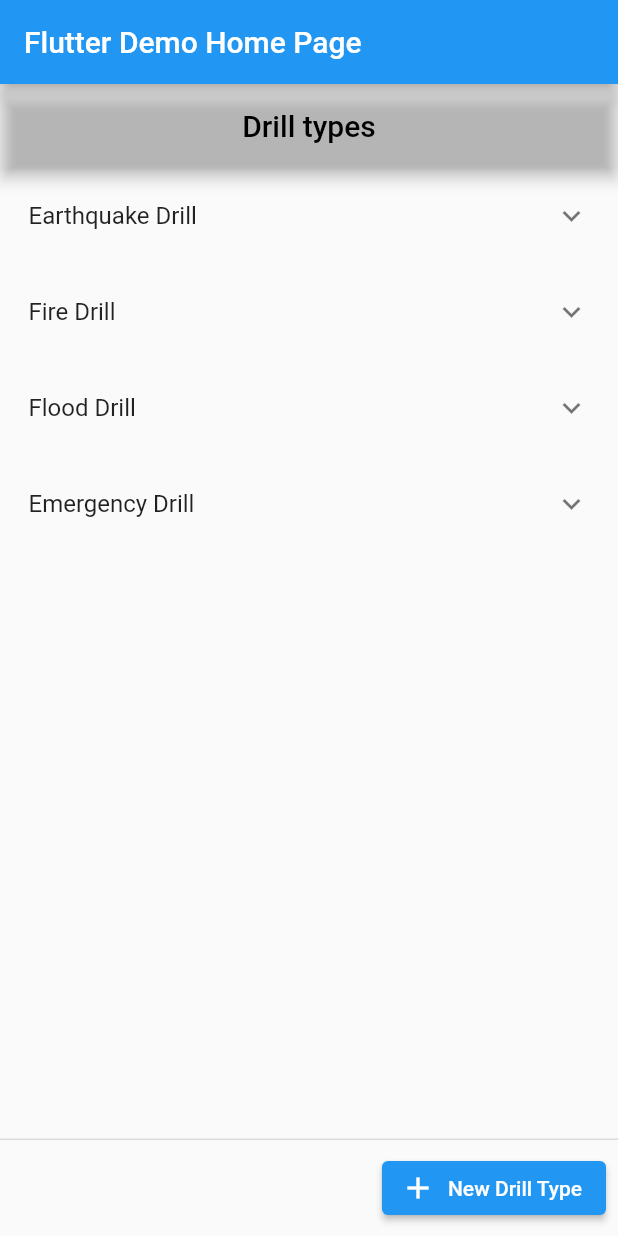
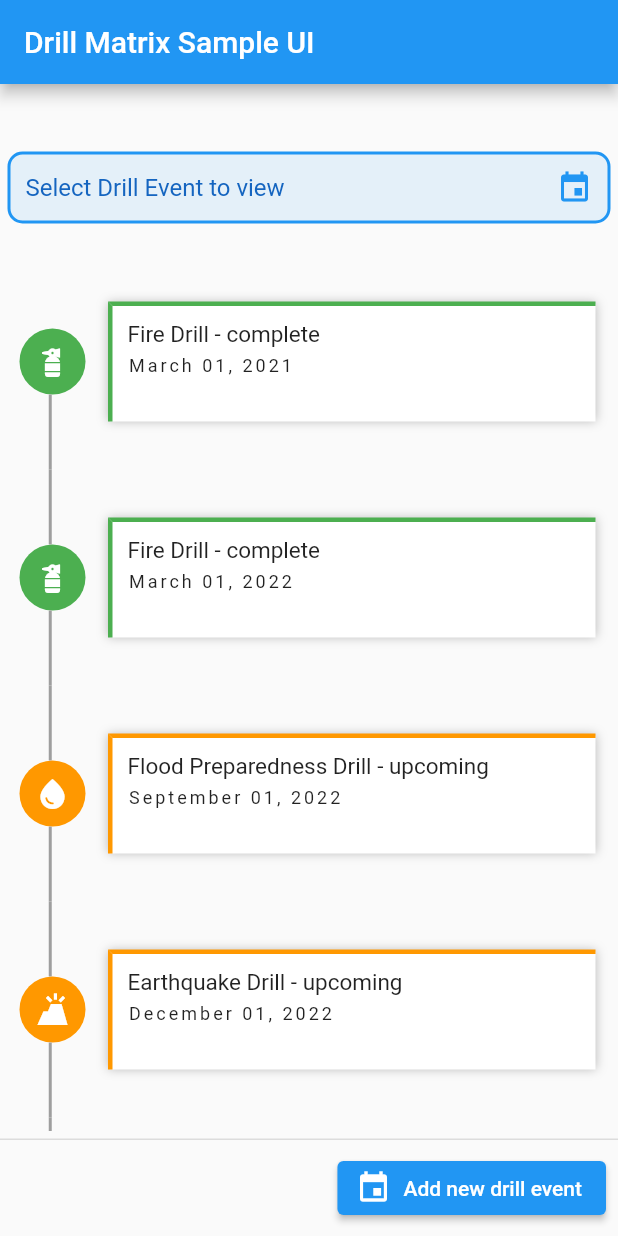
Before and after one commit to ninjamon23/drill_matrix, a Flutter app: the screen it shows after launch, on a phone screen of 412 x 824 dp. Run offline on Flutter 3.47's test engine with Material 2 defaults, Android fonts, the phone set to English and light mode, and no system bars; drawn by our look-alikes of multi_select_flutter.

Commit message:
Mockup UI for Drill Matrix

```diff
--- /dev/null
+++ b/lib/bloc/drill_timeline.dart
@@ -0,0 +1,134 @@
+import 'package:flutter/material.dart';
+import 'package:intl/intl.dart';
+import 'package:multi_select_flutter/multi_select_flutter.dart';
+
+class DrillEventList extends ChangeNotifier {
+  List<DrillEvent> _events = [];
+  List<DrillEvent> get events => _events;
+  set events(val) {
+    _events = val;
+    notifyListeners();
+  }
+
+  List<String> _selectedEventToView = [];
+  List<String> get selectedEventToView => _selectedEventToView;
+  set selectedEventToView(val) {
+    _selectedEventToView = val;
+    notifyListeners();
+  }
+
+  List<DrillEvent> get eventsToDisplay {
+    if (_selectedEventToView.isEmpty) {
+      return _events;
+    }
+    List<DrillEvent> retVal = [];
+    for (var element in _selectedEventToView) {
+      retVal.addAll(_events.where((c) => c.name == element));
+    }
+
+    retVal.sort(((a, b) {
+      return a.dateOfEvent.compareTo(b.dateOfEvent);
+    }));
+    return retVal;
+  }
+
+  List<MultiSelectItem<String>> getMultiSelectItems() {
+    var eventNames = [];
+    if (_events.isNotEmpty) {
+      var seen = Set<String>();
+      var getFromData =
+          events.where((student) => seen.add(student.name)).toList();
+      eventNames.addAll(getFromData.map((e) => e.name));
+    }
+    var result = eventNames.map((e) => MultiSelectItem<String>(e, e)).toList();
+    return result;
+  }
+
+  void newEvent(DrillEvent newVal) {
+    _events.add(newVal);
+    notifyListeners();
+  }
+
+  void updateEvent(DrillEvent val) {
+    var index = _events.indexWhere((element) => element.id == val.id);
+    _events[index] = val;
+    notifyListeners();
+  }
+
+  void deleteEvent(DrillEvent val) {
+    _events.removeWhere((element) => element.id == val.id);
+    notifyListeners();
+  }
+
+  void fetchEvents() {
+    // ignore: todo
+    // TODO: This should coming from the api
+    _events = [
+      DrillEvent()
+        ..id = 'event 1'
+        ..name = 'Fire Drill'
+        ..description = 'This is a mandatory fire drill event for safety.'
+        ..isDone = true
+        ..dateOfEvent = DateTime(2021, 3, 1)
+        ..icon = Icons.fire_extinguisher,
+      DrillEvent()
+        ..id = 'event 1'
+        ..name = 'Fire Drill'
+        ..description = 'This is a mandatory fire drill event for safety.'
+        ..isDone = true
+        ..dateOfEvent = DateTime(2022, 3, 1)
+        ..icon = Icons.fire_extinguisher,
+      DrillEvent()
+        ..id = 'event 2'
+        ..name = 'Flood Preparedness Drill'
+        ..description =
+            'This is a mandatory Flood Preparedness  drill event for safety.'
+        ..isDone = false
+        ..dateOfEvent = DateTime(2022, 9, 1)
+        ..icon = Icons.water_drop,
+      DrillEvent()
+        ..id = 'event 3'
+        ..name = 'Earthquake Drill'
+        ..description = 'This is a mandatory Earthquake drill event for safety.'
+        ..isDone = false
+        ..dateOfEvent = DateTime(2022, 12, 1)
+        ..icon = Icons.volcano,
+      DrillEvent()
+        ..id = 'event 4'
+        ..name = 'Fire Drill'
+        ..description = 'This is a mandatory fire drill event for safety.'
+        ..isDone = false
+        ..dateOfEvent = DateTime(2023, 3, 1)
+        ..icon = Icons.fire_extinguisher,
+      DrillEvent()
+        ..id = 'event 5'
+        ..name = 'Flood Preparedness Drill'
+        ..description =
+            'This is a mandatory Flood Preparedness  drill event for safety.'
+        ..isDone = false
+        ..dateOfEvent = DateTime(2023, 9, 1)
+        ..icon = Icons.water_drop,
+      DrillEvent()
+        ..id = 'event 6'
+        ..name = 'Earthquake Drill'
+        ..description = 'This is a mandatory Earthquake drill event for safety.'
+        ..isDone = false
+        ..dateOfEvent = DateTime(2023, 12, 1)
+        ..icon = Icons.volcano
+    ];
+    notifyListeners();
+  }
+}
+
+class DrillEvent {
+  late String id;
+  late String name;
+  late DateTime dateOfEvent;
+  late String description;
+  late bool isDone;
+  late IconData icon;
+  Color get getStatusColor => isDone ? Colors.green : Colors.orange;
+  String get formattedDateOfEvent =>
+      DateFormat('MMMM dd, yyyy').format(dateOfEvent);
+  String get nameWithStatus => isDone ? "$name - complete" : "$name - upcoming";
+}
--- /dev/null
+++ b/lib/drill_matrix_timeline.dart
@@ -0,0 +1,204 @@
+import 'package:flutter/material.dart';
+import 'package:multi_select_flutter/multi_select_flutter.dart';
+import 'package:provider/provider.dart';
+
+import 'bloc/drill_timeline.dart';
+
+class DrillTimeline extends StatelessWidget {
+  const DrillTimeline({Key? key}) : super(key: key);
+
+  @override
+  Widget build(BuildContext context) {
+    return MultiProvider(
+      providers: [
+        ChangeNotifierProvider<DrillEventList>.value(value: DrillEventList())
+      ],
+      builder: (context, child) {
+        final drillEventBloc = Provider.of<DrillEventList>(context);
+        drillEventBloc.fetchEvents();
+
+        return Scaffold(
+          body: Padding(
+            padding: const EdgeInsets.all(5),
+            child: Column(children: [
+              const SizedBox(height: 40),
+              // //################################################################################################
+              // // Rounded blue MultiSelectDialogField
+              // //################################################################################################
+              MultiSelectDialogField(
+                items: drillEventBloc.getMultiSelectItems(),
+                title: const Text("Drill Event"),
+                selectedColor: Colors.blue,
+                decoration: BoxDecoration(
+                  color: Colors.blue.withOpacity(0.1),
+                  borderRadius: const BorderRadius.all(Radius.circular(10)),
+                  border: Border.all(
+                    color: Colors.blue,
+                    width: 2,
+                  ),
+                ),
+                buttonIcon: const Icon(
+                  Icons.event,
+                  color: Colors.blue,
+                ),
+                buttonText: Text(
+                  "Select Drill Event to view",
+                  style: TextStyle(
+                    color: Colors.blue[800],
+                    fontSize: 16,
+                  ),
+                ),
+                onConfirm: (results) {
+                  drillEventBloc.selectedEventToView = results;
+                },
+              ),
+              const SizedBox(
+                height: 20,
+              ),
+              Expanded(
+                  child: drillEventBloc.events.isNotEmpty
+                      ? ListView.builder(
+                          itemCount: drillEventBloc.eventsToDisplay.length,
+                          itemBuilder: ((context, index) {
+                            return Row(
+                              children: <Widget>[
+                                Column(
+                                  children: <Widget>[
+                                    Container(
+                                        width: 2,
+                                        height: 50,
+                                        color: getOutlineColorByIndex(
+                                            index,
+                                            drillEventBloc
+                                                .eventsToDisplay.length,
+                                            true)),
+                                    Container(
+                                      margin: const EdgeInsets.only(
+                                          left: 8, right: 5),
+                                      padding: const EdgeInsets.all(10),
+                                      decoration: BoxDecoration(
+                                          // color: colors[(index + 1) % 4],
+                                          color: drillEventBloc
+                                              .eventsToDisplay[index]
+                                              .getStatusColor,
+                                          borderRadius:
+                                              BorderRadius.circular(50)),
+                                      child: Icon(
+                                        drillEventBloc
+                                            .eventsToDisplay[index].icon,
+                                        color: Colors.white,
+                                      ),
+                                    ),
+                                    Container(
+                                      width: 2,
+                                      height: 50,
+                                      color: getOutlineColorByIndex(
+                                          index,
+                                          drillEventBloc.eventsToDisplay.length,
+                                          false),
+                                    ),
+                                  ],
+                                ),
+                                Expanded(
+                                    child: Container(
+                                  margin: const EdgeInsets.all(10),
+                                  decoration: BoxDecoration(
+                                      color: Colors.white,
+                                      border: Border(
+                                        top: BorderSide(
+                                          width: 3,
+                                          color: drillEventBloc
+                                              .eventsToDisplay[index]
+                                              .getStatusColor,
+                                        ),
+                                        left: BorderSide(
+                                          width: 3,
+                                          color: drillEventBloc
+                                              .eventsToDisplay[index]
+                                              .getStatusColor,
+                                        ),
+                                      ),
+                                      // ignore: prefer_const_literals_to_create_immutables
+                                      boxShadow: [
+                                        // ignore: prefer_const_constructors
+                                        BoxShadow(
+                                          blurRadius: 5,
+                                          color: Colors.black26,
+                                        )
+                                      ]),
+                                  // height: 140,
+                                  height: 80,
+                                  child: Padding(
+                                    padding: const EdgeInsets.all(10.0),
+                                    child: Column(
+                                      crossAxisAlignment:
+                                          CrossAxisAlignment.start,
+                                      children: <Widget>[
+                                        Text(
+                                          drillEventBloc.eventsToDisplay[index]
+                                              .nameWithStatus,
+                                          style: const TextStyle(
+                                            fontSize: 15,
+                                          ),
+                                        ),
+                                        Padding(
+                                          padding:
+                                              const EdgeInsets.only(top: 5),
+                                          child: Text(
+                                            drillEventBloc
+                                                .eventsToDisplay[index]
+                                                .formattedDateOfEvent,
+                                            style: const TextStyle(
+                                                fontSize: 12, letterSpacing: 2),
+                                          ),
+                                        ),
+                                        // Text(
+                                        //   drillEventBloc.eventsToDisplay[index]
+                                        //       .description,
+                                        //   style: const TextStyle(
+                                        //       fontSize: 17, letterSpacing: 2),
+                                        // ),
+                                      ],
+                                    ),
+                                  ),
+                                ))
+                              ],
+                            );
+                          }))
+                      : const Text('No drill events..'))
+            ]),
+          ),
+          persistentFooterButtons: [
+            ElevatedButton.icon(
+              onPressed: () {},
+              icon: const Icon(
+                // <-- Icon
+                Icons.event,
+                size: 24.0,
+              ),
+              label: const Text('Add new drill event'), // <-- Text
+            ),
+          ],
+        );
+      },
+    );
+  }
+
+  Color getOutlineColorByIndex(index, eventLength, isTopOutline) {
+    if (index == 0) {
+      if (isTopOutline) {
+        return Colors.transparent;
+      } else {
+        return Colors.grey;
+      }
+    }
+    if (index == eventLength - 1) {
+      if (!isTopOutline) {
+        return Colors.transparent;
+      }
+      return Colors.grey;
+    }
+
+    return Colors.grey;
+  }
+}
--- a/lib/main.dart
+++ b/lib/main.dart
@@ -1,5 +1,7 @@
 import 'package:drill_matrix/drill_matrix_config.dart';
 import 'package:flutter/material.dart';
+
+import 'drill_matrix_timeline.dart';
 
 void main() {
   runApp(const MyApp());
@@ -25,7 +27,7 @@ class MyApp extends StatelessWidget {
         // is not restarted.
         primarySwatch: Colors.blue,
       ),
-      home: const MyHomePage(title: 'Flutter Demo Home Page'),
+      home: const MyHomePage(title: 'Drill Matrix Sample UI'),
     );
   }
 }
@@ -70,7 +72,7 @@ class _MyHomePageState extends State<MyHomePage> {
             // Center is a layout widget. It takes a single child and positions it
             // in the middle of the parent.
             child:
-                DrillMatrixConfig()) // This trailing comma makes auto-formatting nicer for build methods.
+                DrillTimeline()) // This trailing comma makes auto-formatting nicer for build methods.
         );
   }
 }
--- a/pubspec.yaml
+++ b/pubspec.yaml
@@ -35,6 +35,8 @@ dependencies:
   # Use with the CupertinoIcons class for iOS style icons.
   cupertino_icons: ^1.0.2
   provider: ^6.0.3
+  intl: ^0.17.0
+  multi_select_flutter: ^4.1.2
 
 dev_dependencies:
   flutter_test:
```
Also changed, not shown: pubspec.lock.
